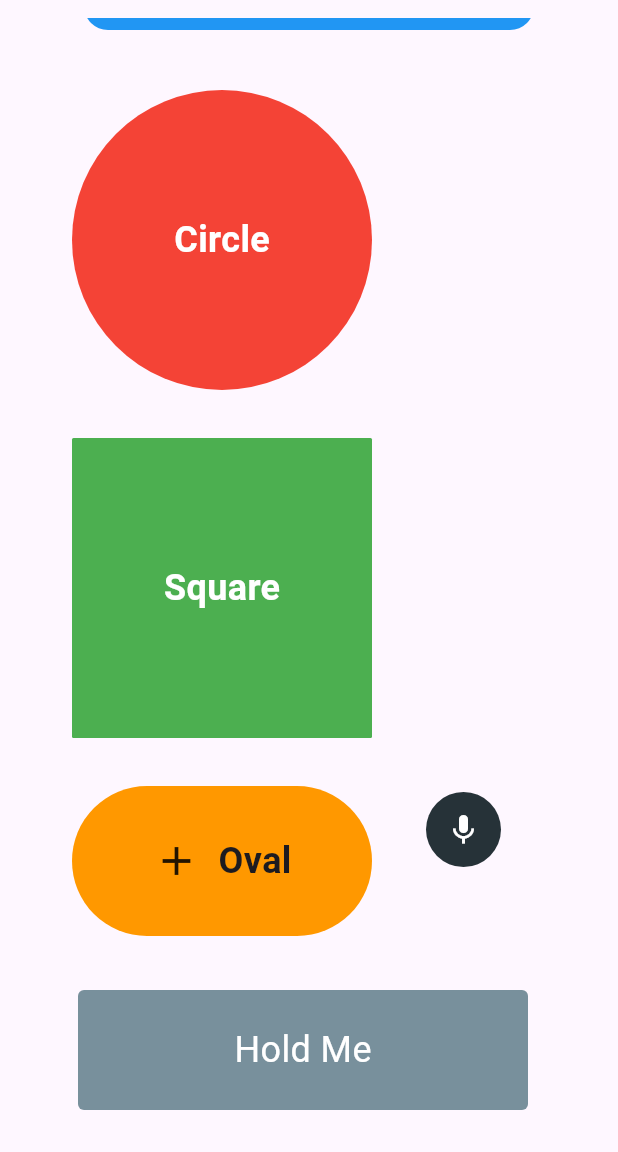
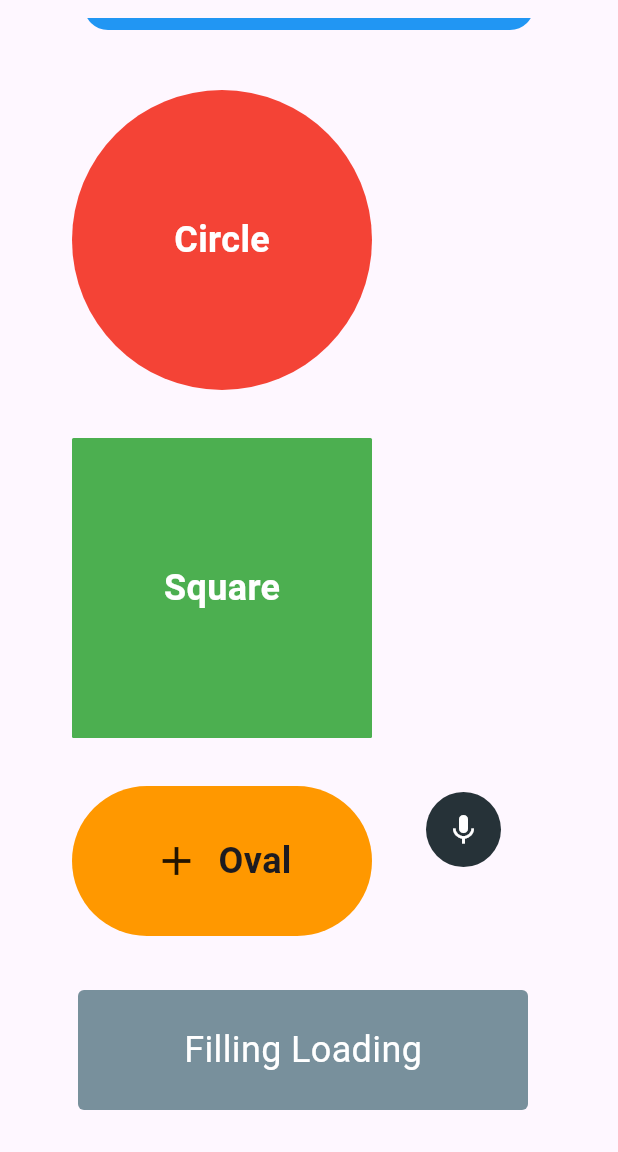
Before and after one commit to MahdiGharooni/holdable_button, a Flutter app: the screen it shows after launch, scrolled down 212 dp, on a phone screen of 412 x 824 dp, the part 84-1236 px from its top. Run offline on Flutter 3.47's test engine with Material 3 defaults, Android fonts, the phone set to English and light mode, and no system bars; our stand-ins replace plugin_platform_interface, web.

Commit message:
updated samples

```diff
--- a/example/lib/buttons/circle_button.dart
+++ b/example/lib/buttons/circle_button.dart
@@ -19,6 +19,8 @@ class CircleButton extends StatelessWidget {
       edgeLoadingStartPoint: 0.25,
       hasVibrate: true,
       reverseAfterLongPressUp: false,
+      beginFillingPoint: Alignment.bottomCenter,
+      endFillingPoint: Alignment.topCenter,
       onConfirm: () {
         debugPrint("OnConfirm");
       },
--- a/example/lib/buttons/long_button.dart
+++ b/example/lib/buttons/long_button.dart
@@ -11,7 +11,7 @@ class LongButton extends StatefulWidget {
 
 class _LongButtonState extends State<LongButton> {
   Color _bgColor = Colors.blueGrey[400]!;
-  String _text = "Hold Me";
+  String _text = "Filling Loading";
 
   @override
   Widget build(BuildContext context) {
--- a/example/lib/buttons/rectangle_button.dart
+++ b/example/lib/buttons/rectangle_button.dart
@@ -27,6 +27,7 @@ class _RectangleButtonState extends State<RectangleButton> {
       padding: const EdgeInsets.all(8),
       hasVibrate: true,
       resetAfterFinish: true,
+      reverseAfterLongPressUp: true,
       radius: 16,
       strokeWidth: 8,
       onConfirm: () {
```
